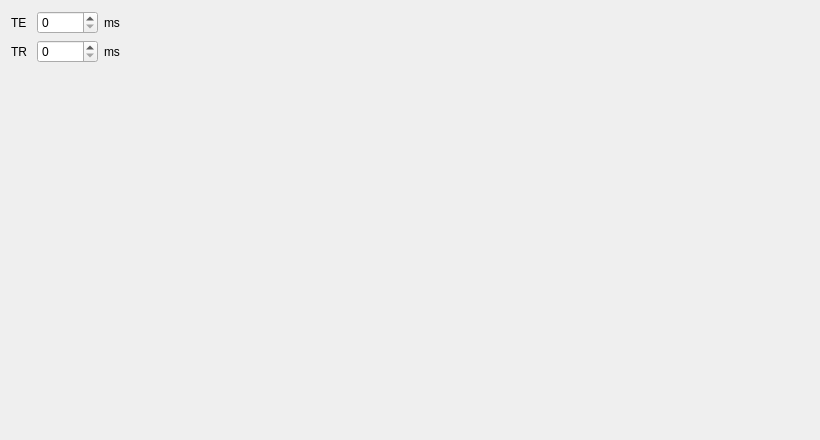
Qt form sequences/rf_se/interface.ui (mri4all/console) before a commit.
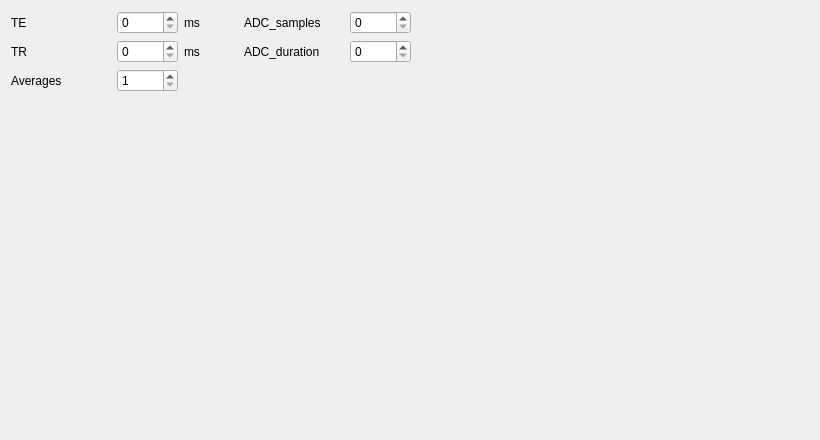
The same form after that commit.

Commit message: Added UI for rf_se

Diff of the .ui file:
```diff
--- a/sequences/rf_se/interface.ui
+++ b/sequences/rf_se/interface.ui
@@ -16,40 +16,6 @@
   <layout class="QHBoxLayout" name="horizontalLayout">
    <item>
     <layout class="QGridLayout" name="gridLayout">
-     <item row="2" column="0">
-      <spacer name="verticalSpacer">
-       <property name="orientation">
-        <enum>Qt::Vertical</enum>
-       </property>
-       <property name="sizeHint" stdset="0">
-        <size>
-         <width>20</width>
-         <height>40</height>
-        </size>
-       </property>
-      </spacer>
-     </item>
-     <item row="0" column="0">
-      <widget class="QLabel" name="label">
-       <property name="text">
-        <string>TE</string>
-       </property>
-      </widget>
-     </item>
-     <item row="0" column="1">
-      <widget class="QSpinBox" name="TESpinBox">
-       <property name="maximum">
-        <number>10000</number>
-       </property>
-      </widget>
-     </item>
-     <item row="1" column="1">
-      <widget class="QSpinBox" name="TRSpinBox">
-       <property name="maximum">
-        <number>10000</number>
-       </property>
-      </widget>
-     </item>
      <item row="1" column="0">
       <widget class="QLabel" name="label_2">
        <property name="text">
@@ -57,10 +23,10 @@
        </property>
       </widget>
      </item>
-     <item row="0" column="2">
-      <widget class="QLabel" name="label_3">
-       <property name="text">
-        <string>ms</string>
+     <item row="1" column="1">
+      <widget class="QSpinBox" name="TRSpinBox">
+       <property name="maximum">
+        <number>10000</number>
        </property>
       </widget>
      </item>
@@ -71,6 +37,134 @@
        </property>
       </widget>
      </item>
+     <item row="0" column="0">
+      <widget class="QLabel" name="label">
+       <property name="minimumSize">
+        <size>
+         <width>100</width>
+         <height>0</height>
+        </size>
+       </property>
+       <property name="text">
+        <string>TE</string>
+       </property>
+      </widget>
+     </item>
+     <item row="0" column="1">
+      <widget class="QSpinBox" name="TESpinBox">
+       <property name="maximum">
+        <number>10000</number>
+       </property>
+      </widget>
+     </item>
+     <item row="0" column="2">
+      <widget class="QLabel" name="label_3">
+       <property name="text">
+        <string>ms</string>
+       </property>
+      </widget>
+     </item>
+     <item row="2" column="0">
+      <widget class="QLabel" name="label_5">
+       <property name="text">
+        <string>Averages</string>
+       </property>
+      </widget>
+     </item>
+     <item row="2" column="1">
+      <widget class="QSpinBox" name="NSA_SpinBox">
+       <property name="minimum">
+        <number>1</number>
+       </property>
+      </widget>
+     </item>
+     <item row="3" column="0">
+      <spacer name="verticalSpacer">
+       <property name="orientation">
+        <enum>Qt::Vertical</enum>
+       </property>
+       <property name="sizeHint" stdset="0">
+        <size>
+         <width>20</width>
+         <height>40</height>
+        </size>
+       </property>
+      </spacer>
+     </item>
+    </layout>
+   </item>
+   <item>
+    <spacer name="horizontalSpacer_2">
+     <property name="orientation">
+      <enum>Qt::Horizontal</enum>
+     </property>
+     <property name="sizeType">
+      <enum>QSizePolicy::Fixed</enum>
+     </property>
+     <property name="sizeHint" stdset="0">
+      <size>
+       <width>38</width>
+       <height>20</height>
+      </size>
+     </property>
+    </spacer>
+   </item>
+   <item>
+    <layout class="QGridLayout" name="gridLayout_2">
+     <item row="0" column="1">
+      <widget class="QSpinBox" name="ADC_samples_SpinBox">
+       <property name="maximum">
+        <number>99999</number>
+       </property>
+      </widget>
+     </item>
+     <item row="0" column="2">
+      <widget class="QLabel" name="label_8">
+       <property name="text">
+        <string/>
+       </property>
+      </widget>
+     </item>
+     <item row="2" column="0" colspan="3">
+      <spacer name="verticalSpacer_2">
+       <property name="orientation">
+        <enum>Qt::Vertical</enum>
+       </property>
+       <property name="sizeHint" stdset="0">
+        <size>
+         <width>20</width>
+         <height>352</height>
+        </size>
+       </property>
+      </spacer>
+     </item>
+     <item row="0" column="0">
+      <widget class="QLabel" name="label_6">
+       <property name="minimumSize">
+        <size>
+         <width>100</width>
+         <height>0</height>
+        </size>
+       </property>
+       <property name="text">
+        <string>ADC_samples</string>
+       </property>
+      </widget>
+     </item>
+     <item row="1" column="0">
+      <widget class="QLabel" name="label_9">
+       <property name="text">
+        <string>ADC_duration</string>
+       </property>
+      </widget>
+     </item>
+     <item row="1" column="1">
+      <widget class="QSpinBox" name="ADC_duration_SpinBox">
+       <property name="maximum">
+        <number>99999</number>
+       </property>
+      </widget>
+     </item>
     </layout>
    </item>
    <item>
@@ -80,7 +174,7 @@
      </property>
      <property name="sizeHint" stdset="0">
       <size>
-       <width>597</width>
+       <width>354</width>
        <height>20</height>
       </size>
      </property>
```
The commit also changes 1 other file.
